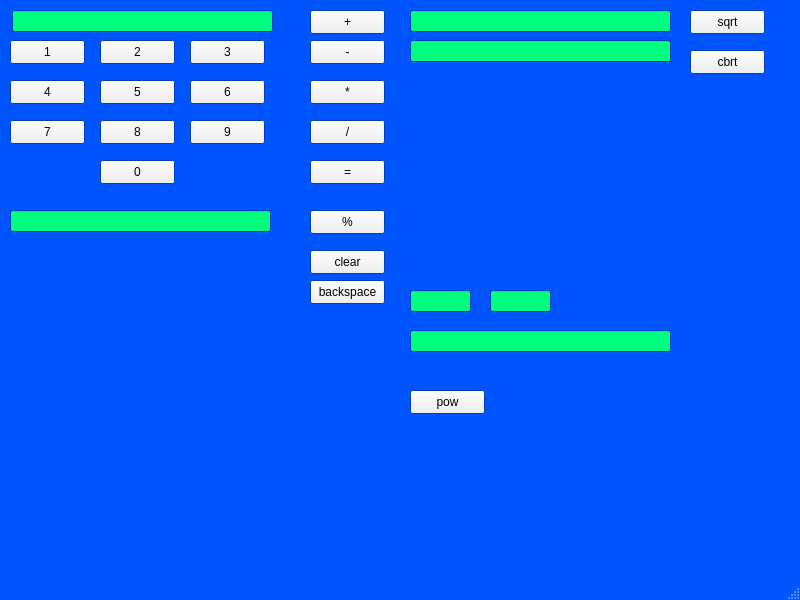
First picture: the form in calculator.ui, repository sca255/calcboxed, before the edit.
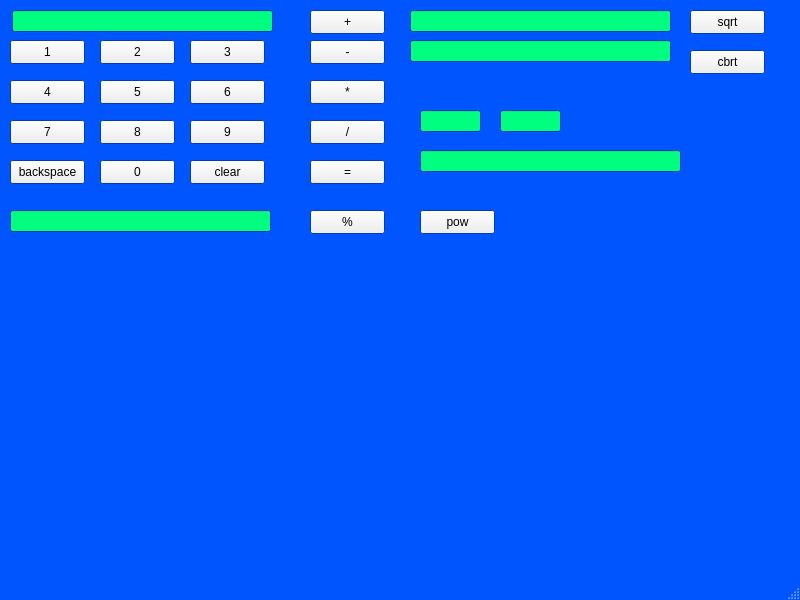
Second picture: the form after the edit.

What changed in the file:
```diff
--- a/calculator.ui
+++ b/calculator.ui
@@ -372,8 +372,8 @@
    <widget class="QLineEdit" name="lineEdit_exp_i1">
     <property name="geometry">
      <rect>
-      <x>410</x>
-      <y>290</y>
+      <x>420</x>
+      <y>110</y>
       <width>61</width>
       <height>22</height>
      </rect>
@@ -382,8 +382,8 @@
    <widget class="QLineEdit" name="lineEdit_exp_i2">
     <property name="geometry">
      <rect>
-      <x>490</x>
-      <y>290</y>
+      <x>500</x>
+      <y>110</y>
       <width>61</width>
       <height>22</height>
      </rect>
@@ -392,8 +392,8 @@
    <widget class="QLineEdit" name="lineEdit_exp_opt">
     <property name="geometry">
      <rect>
-      <x>410</x>
-      <y>330</y>
+      <x>420</x>
+      <y>150</y>
       <width>261</width>
       <height>22</height>
      </rect>
@@ -402,8 +402,8 @@
    <widget class="QPushButton" name="pushButton_pow">
     <property name="geometry">
      <rect>
-      <x>410</x>
-      <y>390</y>
+      <x>420</x>
+      <y>210</y>
       <width>75</width>
       <height>24</height>
      </rect>
@@ -428,8 +428,8 @@
    <widget class="QPushButton" name="pushButton_clear">
     <property name="geometry">
      <rect>
-      <x>310</x>
-      <y>250</y>
+      <x>190</x>
+      <y>160</y>
       <width>75</width>
       <height>24</height>
      </rect>
@@ -441,8 +441,8 @@
    <widget class="QPushButton" name="pushButton_back">
     <property name="geometry">
      <rect>
-      <x>310</x>
-      <y>280</y>
+      <x>10</x>
+      <y>160</y>
       <width>75</width>
       <height>24</height>
      </rect>
```
Left out of the diff: 2 changed lines with no effect on the pictures.
